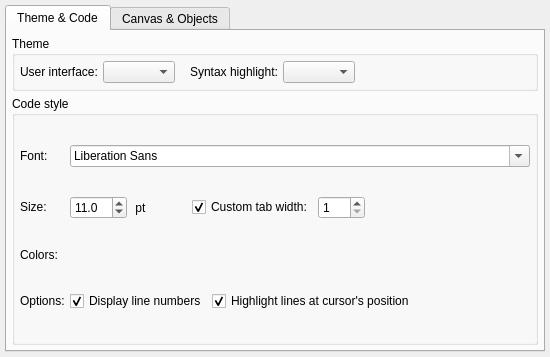
pgmodeler/pgmodeler, file libs/libgui/ui/settings/appearanceconfigwidget.ui: the form before one commit.
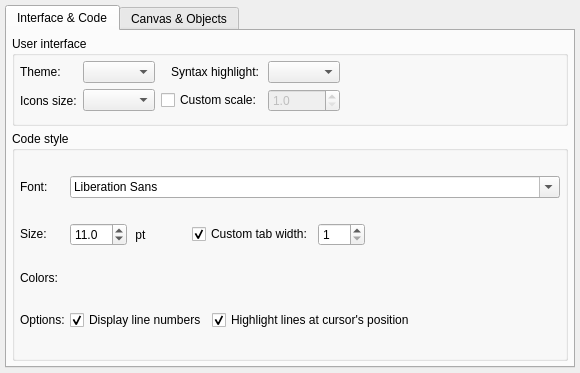
The form after the commit.

Commit message: Starting to add support for custom UI scaling and UI icons size selection

Patch:
```diff
--- a/libs/libgui/ui/settings/appearanceconfigwidget.ui
+++ b/libs/libgui/ui/settings/appearanceconfigwidget.ui
@@ -6,8 +6,8 @@
    <rect>
     <x>0</x>
     <y>0</y>
-    <width>550</width>
-    <height>357</height>
+    <width>580</width>
+    <height>373</height>
    </rect>
   </property>
   <property name="windowTitle">
@@ -36,7 +36,7 @@
      </property>
      <widget class="QWidget" name="tab">
       <attribute name="title">
-       <string>Theme &amp;&amp; Code</string>
+       <string>Interface &amp;&amp; Code</string>
       </attribute>
       <layout class="QVBoxLayout" name="verticalLayout">
        <property name="spacing">
@@ -57,12 +57,9 @@
        <item>
         <widget class="QGroupBox" name="groupBox">
          <property name="title">
-          <string>Theme</string>
+          <string>User interface</string>
          </property>
-         <layout class="QHBoxLayout" name="horizontalLayout">
-          <property name="spacing">
-           <number>5</number>
-          </property>
+         <layout class="QGridLayout" name="gridLayout_2">
           <property name="leftMargin">
            <number>5</number>
           </property>
@@ -75,14 +72,7 @@
           <property name="bottomMargin">
            <number>5</number>
           </property>
-          <item>
-           <widget class="QLabel" name="label">
-            <property name="text">
-             <string>User interface:</string>
-            </property>
-           </widget>
-          </item>
-          <item>
+          <item row="0" column="1">
            <widget class="QComboBox" name="ui_theme_cmb">
             <property name="sizePolicy">
              <sizepolicy hsizetype="Preferred" vsizetype="Fixed">
@@ -95,17 +85,7 @@
             </property>
            </widget>
           </item>
-          <item>
-           <widget class="QLabel" name="label_3">
-            <property name="text">
-             <string>Syntax highlight:</string>
-            </property>
-            <property name="indent">
-             <number>10</number>
-            </property>
-           </widget>
-          </item>
-          <item>
+          <item row="0" column="3">
            <widget class="QComboBox" name="syntax_hl_theme_cmb">
             <property name="sizePolicy">
              <sizepolicy hsizetype="Preferred" vsizetype="Fixed">
@@ -118,7 +98,24 @@
             </property>
            </widget>
           </item>
-          <item>
+          <item row="0" column="2">
+           <widget class="QLabel" name="label_3">
+            <property name="text">
+             <string>Syntax highlight:</string>
+            </property>
+            <property name="indent">
+             <number>10</number>
+            </property>
+           </widget>
+          </item>
+          <item row="0" column="0">
+           <widget class="QLabel" name="label">
+            <property name="text">
+             <string>Theme:</string>
+            </property>
+           </widget>
+          </item>
+          <item row="0" column="4" rowspan="3">
            <spacer name="horizontalSpacer_3">
             <property name="orientation">
              <enum>Qt::Horizontal</enum>
@@ -131,6 +128,45 @@
             </property>
            </spacer>
           </item>
+          <item row="1" column="0">
+           <widget class="QLabel" name="icons_size_lbl">
+            <property name="text">
+             <string>Icons size:</string>
+            </property>
+            <property name="indent">
+             <number>-1</number>
+            </property>
+           </widget>
+          </item>
+          <item row="1" column="1">
+           <widget class="QComboBox" name="icons_size_cmb"/>
+          </item>
+          <item row="1" column="2">
+           <widget class="QCheckBox" name="custom_scale_chk">
+            <property name="text">
+             <string>Custom scale:</string>
+            </property>
+           </widget>
+          </item>
+          <item row="1" column="3">
+           <widget class="QDoubleSpinBox" name="custom_scale_spb">
+            <property name="enabled">
+             <bool>false</bool>
+            </property>
+            <property name="decimals">
+             <number>1</number>
+            </property>
+            <property name="minimum">
+             <double>1.000000000000000</double>
+            </property>
+            <property name="maximum">
+             <double>2.000000000000000</double>
+            </property>
+            <property name="singleStep">
+             <double>0.100000000000000</double>
+            </property>
+           </widget>
+          </item>
          </layout>
         </widget>
        </item>
```
The commit also changes 17 other files.
